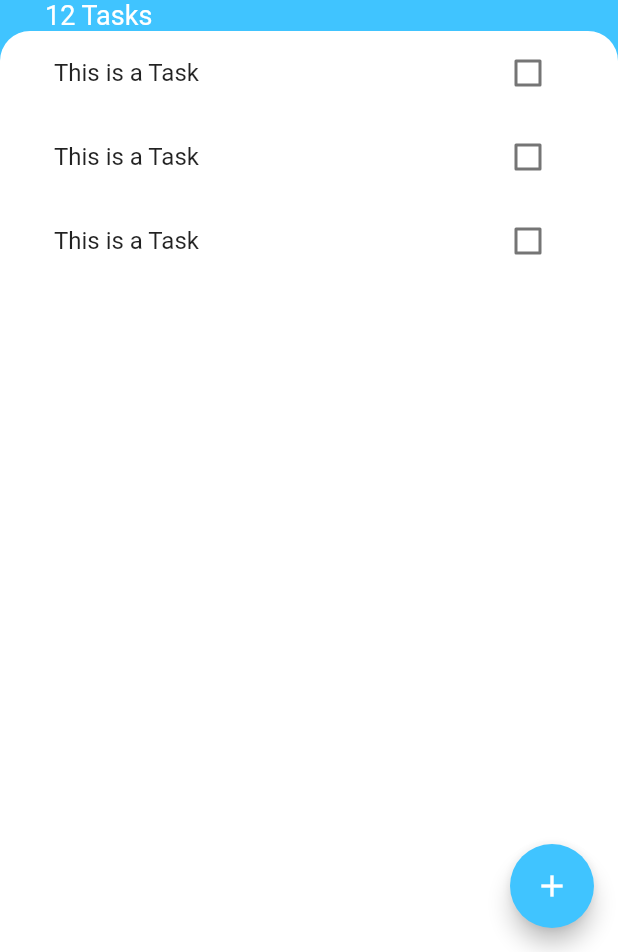
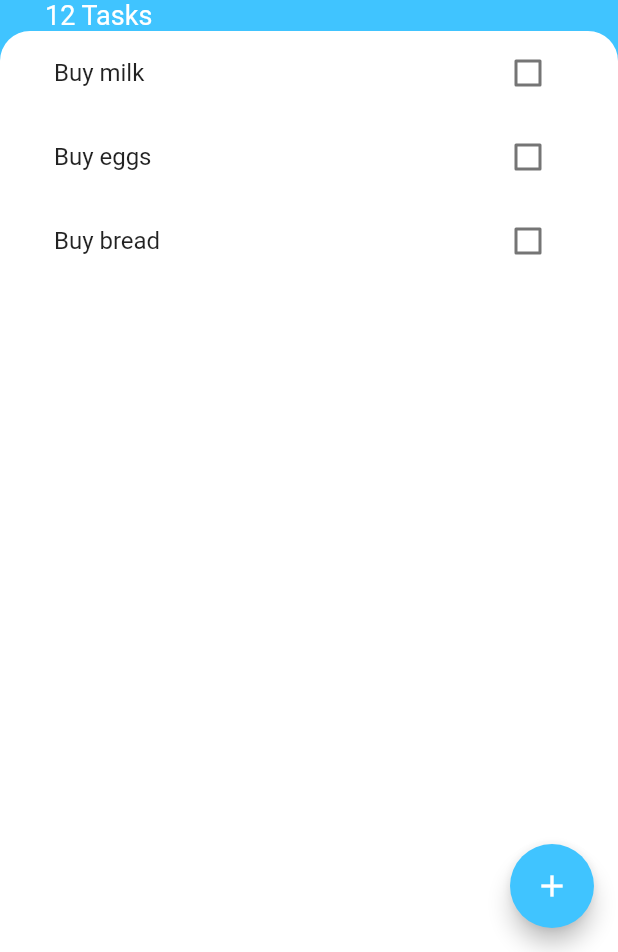
Before and after one commit to Galadima3/Todey, a Flutter app: the screen it shows after launch, on a phone screen of 412 x 824 dp, the part 284-1236 px from its top. Run offline on Flutter 3.47's test engine with Material 2 defaults, Android fonts, the phone set to English and light mode, and no system bars.

Commit message:
Fourth Commit

```diff
--- /dev/null
+++ b/lib/models/task.dart
@@ -0,0 +1,9 @@
+class Task{
+  final String name;
+  bool isDone;
+  Task({required this.name, this.isDone = false});
+
+  void toggleDone(){
+    isDone = !isDone;
+  }
+}
--- a/lib/widgets/task_tile.dart
+++ b/lib/widgets/task_tile.dart
@@ -2,49 +2,31 @@
 
 import 'package:flutter/material.dart';
 
-class TaskTile extends StatefulWidget {
-  @override
-  State<TaskTile> createState() => _TaskTileState();
-}
+class TaskTile extends StatelessWidget {
 
-class _TaskTileState extends State<TaskTile> {
-  bool isChecked = false;
-  void checkboxCallback (bool? checkboxState) {
-    setState(() {
-      isChecked = checkboxState ?? true;
-    });
-  }
+  final bool isChecked;
+  final String taskTitle;
+  final Function(bool?) checkboxCallback;
+  TaskTile({Key? key, required this.isChecked, required this.taskTitle, required this.checkboxCallback, }) : super(key: key);
+
   @override
   Widget build(BuildContext context) {
     return ListTile(
-      title: Text('This is a Task',
+      title: Text(taskTitle,
           style: TextStyle(
             decoration: isChecked ? TextDecoration.lineThrough : null,
           )),
-      trailing: TaskCheckBox(
-        checkboxState: isChecked,
-        toggleCheckBoxState: checkboxCallback
-      ),
+      trailing: Checkbox(
+      activeColor: Colors.lightBlueAccent,
+      value: isChecked,
+
+      onChanged: checkboxCallback,
+    )
     );
   }
 }
-
-class TaskCheckBox extends StatelessWidget {
-  final Function(bool?) toggleCheckBoxState;
-  final bool checkboxState;
-  const TaskCheckBox(
-      {Key? key,
-      required this.checkboxState,
-      required this.toggleCheckBoxState})
-      : super(key: key);
-
-  @override
-  Widget build(BuildContext context) {
-    return Checkbox(
-      activeColor: Colors.lightBlueAccent,
-      value: checkboxState,
-
-      onChanged: toggleCheckBoxState,
-    );
-  }
-}
+// (bool? checkboxState) {
+//     setState(() {
+//       isChecked = checkboxState ?? true;
+//     });
+//   }
--- a/lib/widgets/tasks_list.dart
+++ b/lib/widgets/tasks_list.dart
@@ -1,18 +1,38 @@
 import 'package:flutter/material.dart';
 import 'package:todoey/widgets/task_tile.dart';
-class TaskList extends StatelessWidget {
+
+import '../models/task.dart';
+
+class TaskList extends StatefulWidget {
   const TaskList({
     Key? key,
   }) : super(key: key);
 
   @override
+  State<TaskList> createState() => _TaskListState();
+}
+
+class _TaskListState extends State<TaskList> {
+  List<Task> tasks = [
+    Task(name: 'Buy milk'),
+    Task(name: 'Buy eggs'),
+    Task(name: 'Buy bread'),
+  ];
+  @override
   Widget build(BuildContext context) {
-    return ListView(
-      children: [
-        TaskTile(),
-        TaskTile(),
-        TaskTile()
-      ],
+    return ListView.builder(
+      itemBuilder: (context, index) {
+        return TaskTile(
+            isChecked: tasks[index].isDone,
+            taskTitle: tasks[index].name,
+            checkboxCallback: (bool? checkboxState) {
+              setState(() {
+                //isChecked = checkboxState ?? true;
+                tasks[index].toggleDone();
+              });
+            });
+      },
+      itemCount: tasks.length,
     );
   }
 }
```
